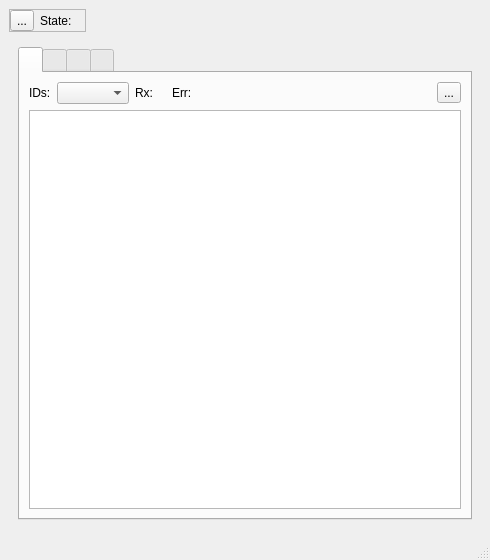
Above: qt/scaner/main.ui from smartgauges/obd2-bt-stm32 before the change. Below: the same form after it.
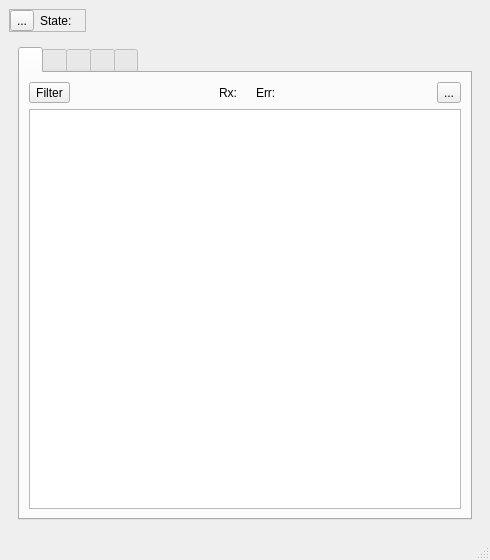
That is the form after the change. The open tabs and pages were chosen to show the change. Icons and pictures are not drawn. Custom widgets are drawn as their Qt base class.

Commit message: made message filter and bluetooth channel test

```diff
--- a/qt/scaner/main.ui
+++ b/qt/scaner/main.ui
@@ -116,21 +116,37 @@
             <item>
              <layout class="QHBoxLayout" name="horizontalLayout_2">
               <item>
-               <widget class="QLabel" name="label_2">
+               <widget class="QToolButton" name="btn_filter">
                 <property name="text">
-                 <string>IDs:</string>
+                 <string>Filter</string>
+                </property>
+                <property name="icon">
+                 <iconset resource="resources.qrc">
+                  <normaloff>:/images/filter.png</normaloff>:/images/filter.png</iconset>
+                </property>
+                <property name="iconSize">
+                 <size>
+                  <width>48</width>
+                  <height>48</height>
+                 </size>
+                </property>
+                <property name="checkable">
+                 <bool>true</bool>
                 </property>
                </widget>
               </item>
               <item>
-               <widget class="QComboBox" name="cb_rx_id">
-                <property name="sizePolicy">
-                 <sizepolicy hsizetype="Preferred" vsizetype="Preferred">
-                  <horstretch>0</horstretch>
-                  <verstretch>0</verstretch>
-                 </sizepolicy>
+               <spacer name="horizontalSpacer_5">
+                <property name="orientation">
+                 <enum>Qt::Horizontal</enum>
                 </property>
-               </widget>
+                <property name="sizeHint" stdset="0">
+                 <size>
+                  <width>40</width>
+                  <height>20</height>
+                 </size>
+                </property>
+               </spacer>
               </item>
               <item>
                <widget class="QLabel" name="label_4">
@@ -620,6 +636,15 @@
             </item>
            </layout>
           </widget>
+          <widget class="wdg_rpm_t" name="tab_rpm">
+           <attribute name="icon">
+            <iconset resource="resources.qrc">
+             <normaloff>:/images/tachometer.png</normaloff>:/images/tachometer.png</iconset>
+           </attribute>
+           <attribute name="title">
+            <string/>
+           </attribute>
+          </widget>
           <widget class="wdg_fw_t" name="tab_fw">
            <attribute name="icon">
             <iconset resource="resources.qrc">
@@ -686,6 +711,12 @@
    <header>wdg_com.h</header>
    <container>1</container>
   </customwidget>
+  <customwidget>
+   <class>wdg_rpm_t</class>
+   <extends>QWidget</extends>
+   <header>wdg_rpm.h</header>
+   <container>1</container>
+  </customwidget>
  </customwidgets>
  <resources>
   <include location="resources.qrc"/>
```
Left out of the diff: 29 changed lines with no effect on the pictures. The commit also changes 19 other files.
